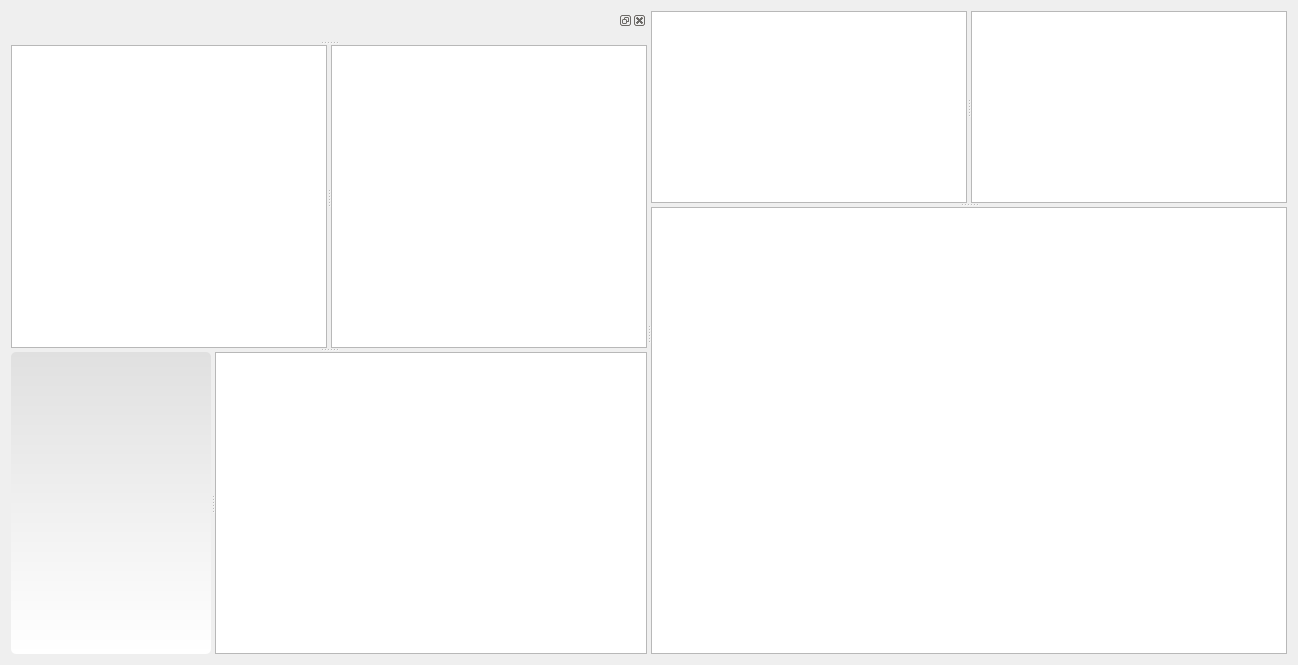
Before: the Qt Designer form uis/browser.ui in mainster/WorktimeManager, drawn with Qt 5.
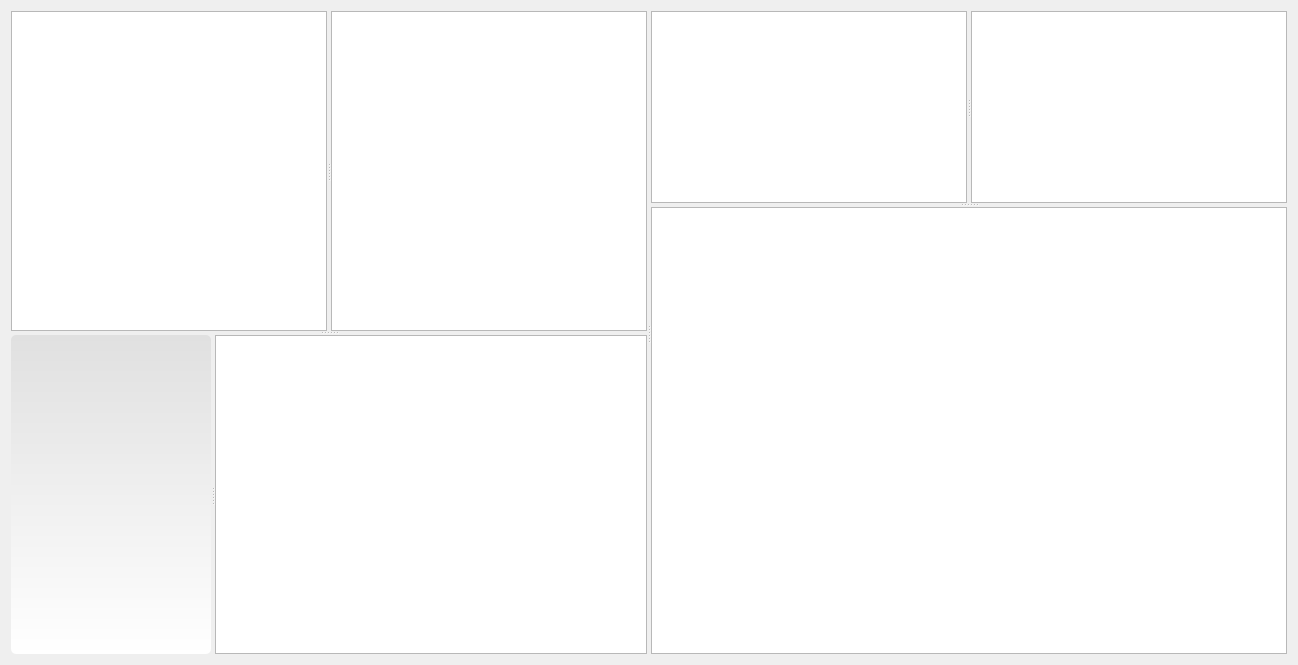
After: the same form once the commit is applied. Icons and pictures are not drawn. Custom widgets are drawn as their Qt base class.

Commit message: All connections are reimplemented after Browser:: instance were removed from InpFrm:: object. Some button slots has been merged. Selective function behavior could be reached by invoking QObject::sender() methode from within the multi slottet onAnyButtonClicked() slot.

What changed in the file:
```diff
--- a/uis/browser.ui
+++ b/uis/browser.ui
@@ -104,18 +104,6 @@
       <property name="orientation">
        <enum>Qt::Vertical</enum>
       </property>
-      <widget class="QDockWidget" name="dockWidget">
-       <property name="sizePolicy">
-        <sizepolicy hsizetype="Minimum" vsizetype="Minimum">
-         <horstretch>0</horstretch>
-         <verstretch>0</verstretch>
-        </sizepolicy>
-       </property>
-       <property name="allowedAreas">
-        <set>Qt::BottomDockWidgetArea|Qt::RightDockWidgetArea|Qt::TopDockWidgetArea</set>
-       </property>
-       <widget class="QWidget" name="dockWidgetContents"/>
-      </widget>
       <widget class="QSplitter" name="splitter_3">
        <property name="orientation">
         <enum>Qt::Vertical</enum>
```
Left out of the diff: 4 changed lines with no effect on the pictures. The commit also changes 15 other files.
